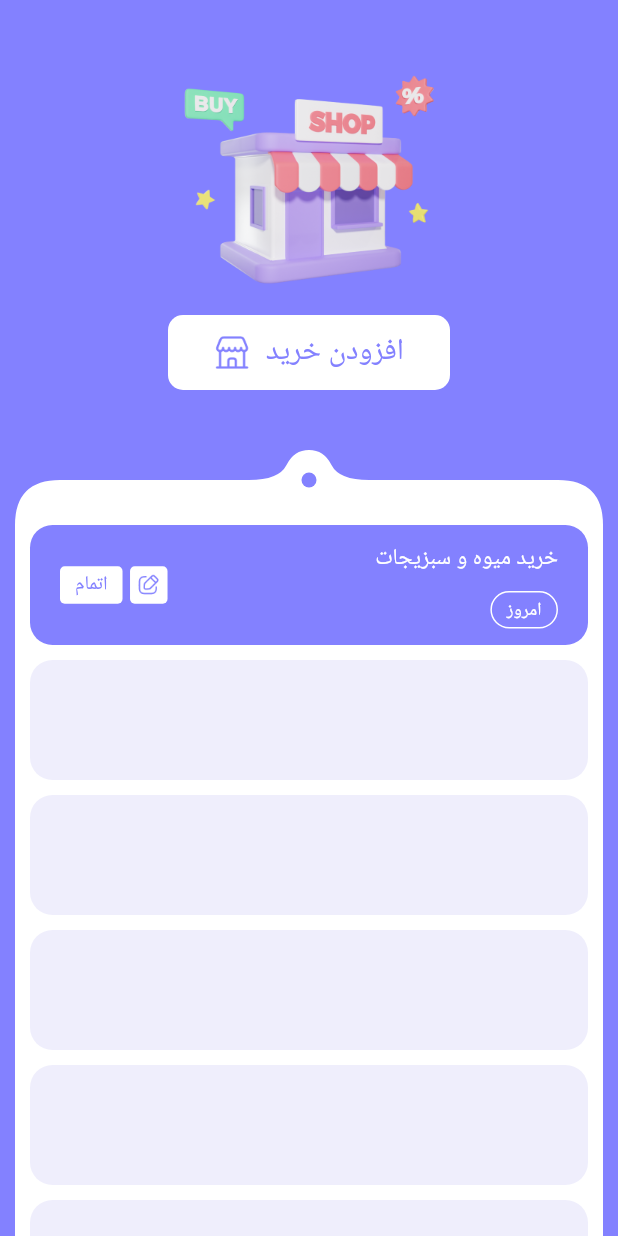
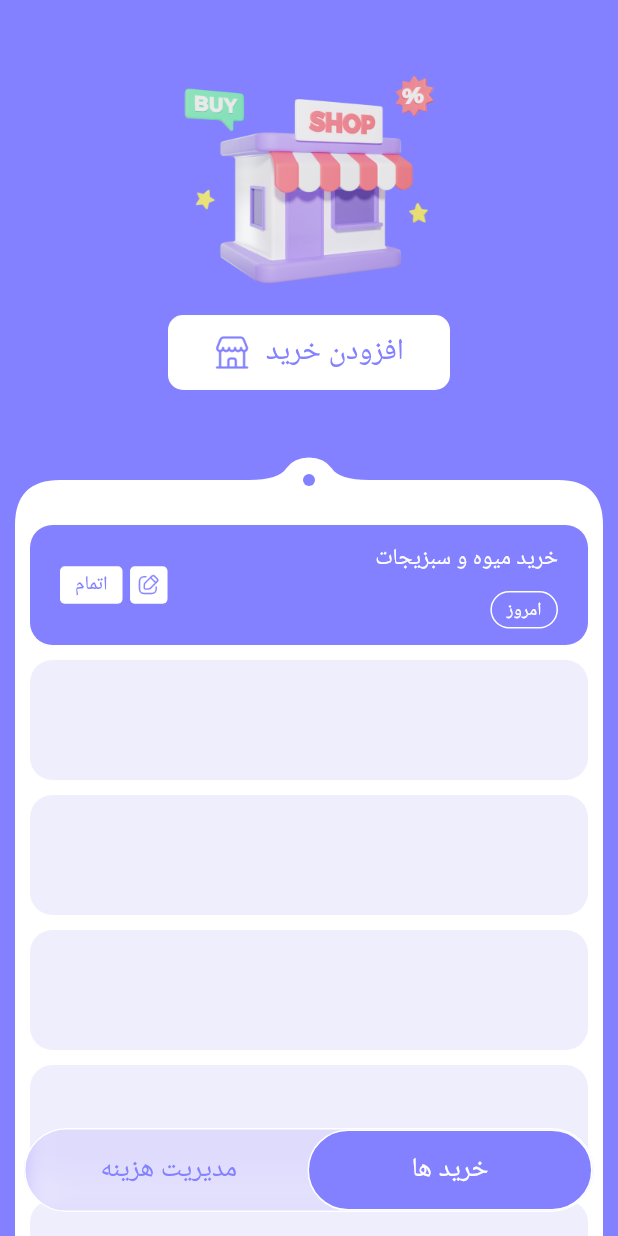
Before and after one commit to mahdi008397/Shopping_List_v2, a Flutter app: the HomeScreen screen opened by its route, on a phone screen of 412 x 824 dp. Run offline on Flutter 3.47's test engine with Material 3 defaults, Android fonts, the phone set to English and light mode, and no system bars; our stand-ins replace get_it, go_router, loading_animation_widget; Roboto replaces fonts that are missing (Yekan).

Commit message:
Create Bottom Navigation Bar in Home Screen 💹

```diff
--- a/lib/presentation/views/home_screen.dart
+++ b/lib/presentation/views/home_screen.dart
@@ -1,3 +1,5 @@
+import 'dart:ui';
+
 import 'package:flutter/material.dart';
 import 'package:flutter/widgets.dart';
 import 'package:shopping_list_v2/assets/assets.dart';
@@ -84,8 +86,8 @@ class HomeScreen extends StatelessWidget {
                               height: 60,
                             ),
                             Container(
-                              width: 10,
-                              height: 10,
+                              width: 8,
+                              height: 8,
                               decoration: const BoxDecoration(
                                 color: Color.fromRGBO(131, 129, 255, 1),
                                 borderRadius:
@@ -289,6 +291,58 @@ class HomeScreen extends StatelessWidget {
           ],
         ),
       ),
+      floatingActionButton: ClipRRect(
+        borderRadius: const BorderRadius.all(Radius.circular(66)),
+        child: BackdropFilter(
+          filter: ImageFilter.blur(sigmaY: 10, sigmaX: 10),
+          child: Container(
+            width: 380,
+            height: 56,
+            decoration: BoxDecoration(
+              color: const Color.fromRGBO(156, 144, 255, 0.20),
+              borderRadius: const BorderRadius.all(Radius.circular(66)),
+              border: Border.all(color: Colors.white, width: 1),
+            ),
+            child: Row(
+              mainAxisAlignment: MainAxisAlignment.spaceBetween,
+              children: [
+                Padding(
+                  padding: const EdgeInsets.only(left: 50),
+                  child: Text(
+                    "مدیریت هزینه",
+                    style: TextStyle(
+                      fontSize: 18,
+                      fontWeight: FontWeight.w500,
+                      fontFamily: AssetsData.light().fonts.yekan,
+                      color: const Color.fromRGBO(131, 129, 255, 1),
+                    ),
+                  ),
+                ),
+                Container(
+                  width: 190,
+                  height: 56,
+                  decoration: BoxDecoration(
+                    color: const Color.fromRGBO(131, 129, 255, 1),
+                    borderRadius: const BorderRadius.all(Radius.circular(220)),
+                    border: Border.all(color: Colors.white, width: 1),
+                  ),
+                  child: Center(
+                    child: Text(
+                      "خرید ها",
+                      style: TextStyle(
+                          fontSize: 18,
+                          fontWeight: FontWeight.w500,
+                          fontFamily: AssetsData.light().fonts.yekan,
+                          color: Colors.white),
+                    ),
+                  ),
+                ),
+              ],
+            ),
+          ),
+        ),
+      ),
+      floatingActionButtonLocation: FloatingActionButtonLocation.centerFloat,
     );
   }
 }
--- a/lib/presentation/widgets/shapes/home_shape.dart
+++ b/lib/presentation/widgets/shapes/home_shape.dart
@@ -15,9 +15,9 @@ class HomeShapeClipper extends CustomClipper<Path> {
     path.lineTo(w, 60);
     path.quadraticBezierTo(w, 30, w - 30, 30);
     path.lineTo((w / 2) + 40, 30);
-    path.quadraticBezierTo((w / 2) + 20, 30, (w / 2) + 15, 20);
-    path.quadraticBezierTo((w / 2) + 10, 10, (w / 2), 10);
-    path.quadraticBezierTo((w / 2) - 10, 10, (w / 2) - 15, 20);
+    path.quadraticBezierTo((w / 2) + 20, 30, (w / 2) + 15, 22);
+    path.quadraticBezierTo((w / 2) + 10, 15, (w / 2), 15);
+    path.quadraticBezierTo((w / 2) - 10, 15, (w / 2) - 15, 22);
     path.quadraticBezierTo((w / 2) - 20, 30, (w / 2) - 40, 30);
     path.lineTo(30, 30);
 
```
